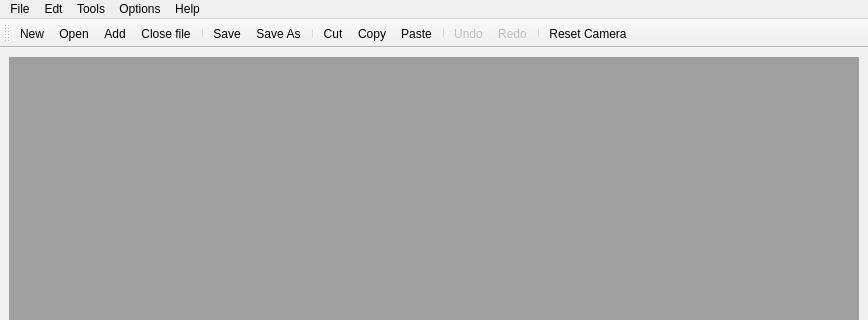
Above: src/mainapplicationform.ui from tapple/animik before the change; both pictures show x 0 to 868 and y 0 to 320 of the 868 by 713 pixel window. Below: the same form after it.
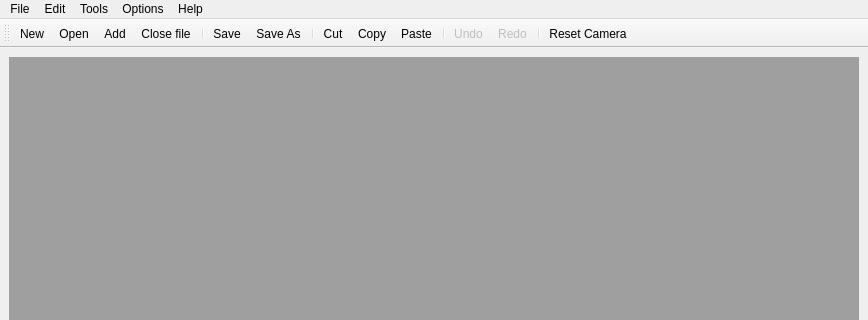
That is the form after the change. Icons and pictures are not drawn.

Diff of the .ui file:
```diff
--- a/src/mainapplicationform.ui
+++ b/src/mainapplicationform.ui
@@ -54,7 +54,7 @@
    </widget>
    <widget class="QMenu" name="menuEdt">
     <property name="title">
-     <string>Edt</string>
+     <string>Edit</string>
     </property>
     <addaction name="editUndoAction"/>
     <addaction name="editRedoAction"/>
```
